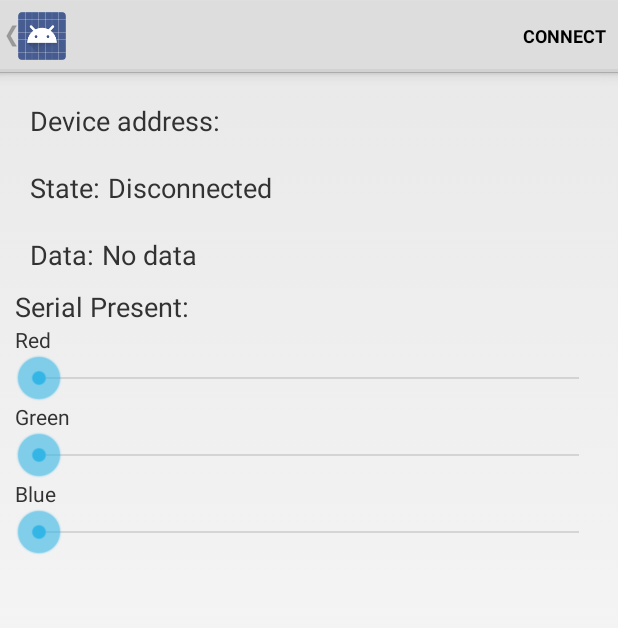
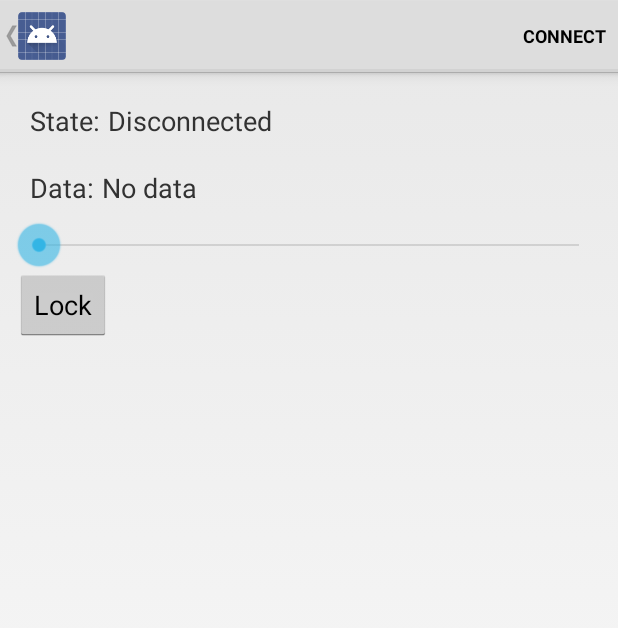
Before and after one commit to PrinceBalabis/AndroidStudio_Training, an Android app: the DeviceControlActivity screen opened directly, with no data from a screen before it, on a phone screen of 412 x 824 dp. Shown: the top 628 px of the screen. Run offline under Robolectric (Android 15) with nearby library versions, the phone set to English and light mode, and no system bars; 3 statements that could not run were skipped.

Commit message:
Added button for bluetooth send demo

```diff
--- a/Examples/BasicAndroidSendToBluetoothLE/app/src/main/java/com/princetronics/basicandroidsendtobluetoothle/DeviceControlActivity.java
+++ b/Examples/BasicAndroidSendToBluetoothLE/app/src/main/java/com/princetronics/basicandroidsendtobluetoothle/DeviceControlActivity.java
@@ -14,11 +14,14 @@ import android.content.Context;
 import android.content.Intent;
 import android.content.IntentFilter;
 import android.content.ServiceConnection;
+import android.net.Uri;
 import android.os.Bundle;
 import android.os.IBinder;
 import android.util.Log;
 import android.view.Menu;
 import android.view.MenuItem;
+import android.view.View;
+import android.widget.Button;
 import android.widget.TextView;
 
 import java.util.ArrayList;
@@ -27,6 +30,7 @@ import java.util.List;
 import java.util.UUID;
 
 import android.widget.SeekBar;
+import android.widget.Toast;
 
 /**
  * For a given BLE device, this Activity provides the user interface to connect, display data,
@@ -39,12 +43,12 @@ public class DeviceControlActivity extends Activity {
 
     public static final String EXTRAS_DEVICE_NAME = "DEVICE_NAME";
     public static final String EXTRAS_DEVICE_ADDRESS = "DEVICE_ADDRESS";
-    private int[] RGBFrame = {0,0,0};
-    private TextView isSerial;
+    private int RGBFrame;
     private TextView mConnectionState;
     private TextView mDataField;
-    private SeekBar mRed,mGreen,mBlue;
+    private SeekBar mRed;
     private String mDeviceName;
+    private Button button;
     private String mDeviceAddress;
     //  private ExpandableListView mGattServicesList;
     private BluetoothLeService mBluetoothLeService;
@@ -121,24 +125,21 @@ public class DeviceControlActivity extends Activity {
         mDeviceAddress = intent.getStringExtra(EXTRAS_DEVICE_ADDRESS);
 
         // Sets up UI references.
-        ((TextView) findViewById(R.id.device_address)).setText(mDeviceAddress);
         mConnectionState = (TextView) findViewById(R.id.connection_state);
-        // is serial present?
-        isSerial = (TextView) findViewById(R.id.isSerial);
 
         mDataField = (TextView) findViewById(R.id.data_value);
         mRed = (SeekBar) findViewById(R.id.seekRed);
-        mGreen = (SeekBar) findViewById(R.id.seekGreen);
-        mBlue = (SeekBar) findViewById(R.id.seekBlue);
+
 
         readSeek(mRed,0);
-        readSeek(mGreen,1);
-        readSeek(mBlue,2);
 
         getActionBar().setTitle(mDeviceName);
         getActionBar().setDisplayHomeAsUpEnabled(true);
         Intent gattServiceIntent = new Intent(this, BluetoothLeService.class);
         bindService(gattServiceIntent, mServiceConnection, BIND_AUTO_CREATE);
+
+        addListenerOnButton();
+
     }
 
     @Override
@@ -227,8 +228,6 @@ public class DeviceControlActivity extends Activity {
             currentServiceData.put(
                     LIST_NAME, SampleGattAttributes.lookup(uuid, unknownServiceString));
 
-            // If the service exists for HM 10 Serial, say so.
-            if(SampleGattAttributes.lookup(uuid, unknownServiceString) == "HM 10 Serial") { isSerial.setText("Yes, serial :-)"); } else {  isSerial.setText("No, serial :-("); }
             currentServiceData.put(LIST_UUID, uuid);
             gattServiceData.add(currentServiceData);
 
@@ -253,7 +252,7 @@ public class DeviceControlActivity extends Activity {
             @Override
             public void onProgressChanged(SeekBar seekBar, int progress,
                                           boolean fromUser) {
-                RGBFrame[pos]=progress;
+                RGBFrame=progress;
             }
 
             @Override
@@ -270,7 +269,7 @@ public class DeviceControlActivity extends Activity {
     }
     // on change of bars write char
     private void makeChange() {
-        String str = RGBFrame[0] + "," + RGBFrame[1] + "," + RGBFrame[2] + "\n";
+        String str = RGBFrame + "\n";
         Log.d(TAG, "Sending result=" + str);
         final byte[] tx = str.getBytes();
         if(mConnected) {
@@ -280,4 +279,32 @@ public class DeviceControlActivity extends Activity {
         }
     }
 
+    public void addListenerOnButton() {
+
+        button = (Button) findViewById(R.id.button_lock);
+
+        button.setOnClickListener(new View.OnClickListener() {
+
+            @Override
+            public void onClick(View arg0) {
+
+                Log.d("ManualPrinting","Lock Button Pressed");
+
+                String messageToBeSentTest = "hello world"; // Press-release Win key
+
+                final byte[] tx = messageToBeSentTest.getBytes();
+                if(mConnected) {
+                    characteristicTX.setValue(tx);
+                    mBluetoothLeService.writeCharacteristic(characteristicTX); // Send to SoftDeck Adapter
+                    mBluetoothLeService.setCharacteristicNotification(characteristicRX,true);
+                }
+
+//                //display in long period of time
+//                Toast.makeText(getApplicationContext(), "Lock Button pressed!",
+//                        Toast.LENGTH_LONG).show();
+            }
+
+        });
+
+    }
 }
--- a/Examples/BasicAndroidSendToBluetoothLE/app/src/main/java/com/princetronics/basicandroidsendtobluetoothle/DeviceScanActivity.java
+++ b/Examples/BasicAndroidSendToBluetoothLE/app/src/main/java/com/princetronics/basicandroidsendtobluetoothle/DeviceScanActivity.java
@@ -79,6 +79,12 @@ public class DeviceScanActivity extends ListActivity {
             Log.w("BleActivity", "Location access not granted!");
             ActivityCompat.requestPermissions(this, new String[]{Manifest.permission.ACCESS_COARSE_LOCATION}, MY_PERMISSION_RESPONSE);
         }
+
+
+
+
+
+
     }
 
     @Override
@@ -153,6 +159,7 @@ public class DeviceScanActivity extends ListActivity {
         if (device == null) return;
         final Intent intent = new Intent(this, DeviceControlActivity.class);
         intent.putExtra(DeviceControlActivity.EXTRAS_DEVICE_NAME, device.getName());
+        Log.d("CUSTOMDEBUG", device.getAddress());
         intent.putExtra(DeviceControlActivity.EXTRAS_DEVICE_ADDRESS, device.getAddress());
         if (mScanning) {
             mBluetoothAdapter.stopLeScan(mLeScanCallback);
--- a/Examples/BasicAndroidSendToBluetoothLE/app/src/main/res/layout/gatt_services_characteristics.xml
+++ b/Examples/BasicAndroidSendToBluetoothLE/app/src/main/res/layout/gatt_services_characteristics.xml
@@ -18,21 +18,7 @@
     android:layout_width="match_parent"
     android:layout_height="wrap_content"
     android:layout_margin="10dp">
-    <LinearLayout android:orientation="horizontal"
-        android:layout_width="match_parent"
-        android:layout_height="wrap_content"
-        android:layout_margin="10dp">
-        <TextView android:layout_width="wrap_content"
-            android:layout_height="wrap_content"
-            android:text="@string/label_device_address"
-            android:textSize="18sp"/>
-        <Space android:layout_width="5dp"
-            android:layout_height="wrap_content"/>
-        <TextView android:id="@+id/device_address"
-            android:layout_width="match_parent"
-            android:layout_height="wrap_content"
-            android:textSize="18sp"/>
-    </LinearLayout>
+
     <LinearLayout android:orientation="horizontal"
         android:layout_width="match_parent"
         android:layout_height="wrap_content"
@@ -68,20 +54,6 @@
             android:textSize="18sp" />
 
     </LinearLayout>
-    <TextView
-        android:id="@+id/isSerial"
-        android:layout_width="wrap_content"
-        android:layout_height="wrap_content"
-        android:text="@string/is_serial"
-        android:textSize="18sp"/>
-
-    <TextView
-        android:id="@+id/textView1"
-        android:text="@string/red_slide"
-        android:layout_width="wrap_content"
-        android:layout_height="wrap_content"
-        android:textAppearance="?android:attr/textAppearanceSmall" />
-
     <SeekBar
         android:id="@+id/seekRed"
         android:layout_width="match_parent"
@@ -89,29 +61,10 @@
         android:max="255"
         />
 
-    <TextView
-        android:id="@+id/textView2"
-        android:text="@string/green_slide"
+    <Button
+        android:id="@+id/button_lock"
         android:layout_width="wrap_content"
         android:layout_height="wrap_content"
-        android:textAppearance="?android:attr/textAppearanceSmall" />
+        android:text="Lock" />
 
-    <SeekBar
-        android:id="@+id/seekGreen"
-        android:layout_width="match_parent"
-        android:layout_height="wrap_content"
-        android:max="255" />
-
-    <TextView
-        android:id="@+id/textView3"
-        android:text="@string/blue_slide"
-        android:layout_width="wrap_content"
-        android:layout_height="wrap_content"
-        android:textAppearance="?android:attr/textAppearanceSmall" />
-
-    <SeekBar
-        android:id="@+id/seekBlue"
-        android:layout_width="match_parent"
-        android:layout_height="wrap_content"
-        android:max="255" />
 </LinearLayout>
--- a/Examples/BasicAndroidSendToBluetoothLE/app/src/main/res/values/strings.xml
+++ b/Examples/BasicAndroidSendToBluetoothLE/app/src/main/res/values/strings.xml
@@ -1,4 +1,5 @@
 <resources>
+    <!-- App-related -->
     <string name="app_name">BasicAndroidSendToBluetoothLE</string>
     <string name="ble_not_supported">BLE is not supported</string>
     <string name="label_data">Data:</string>
```
